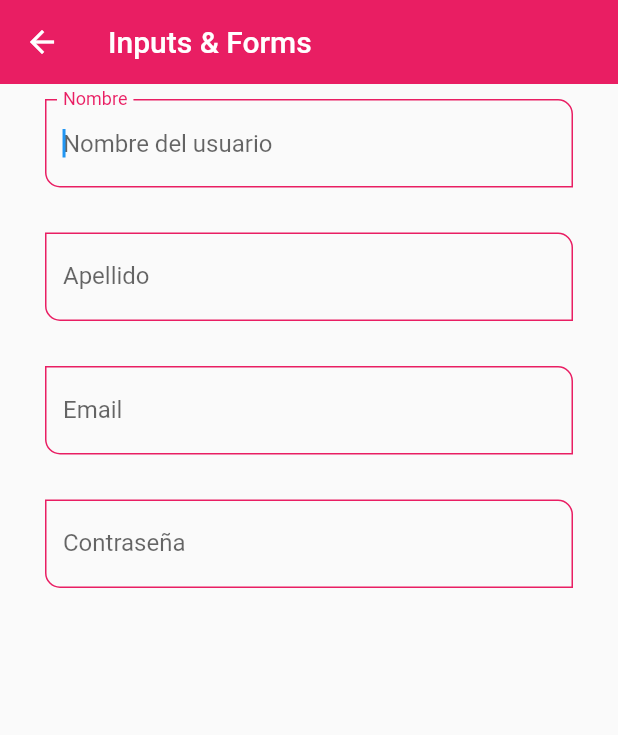
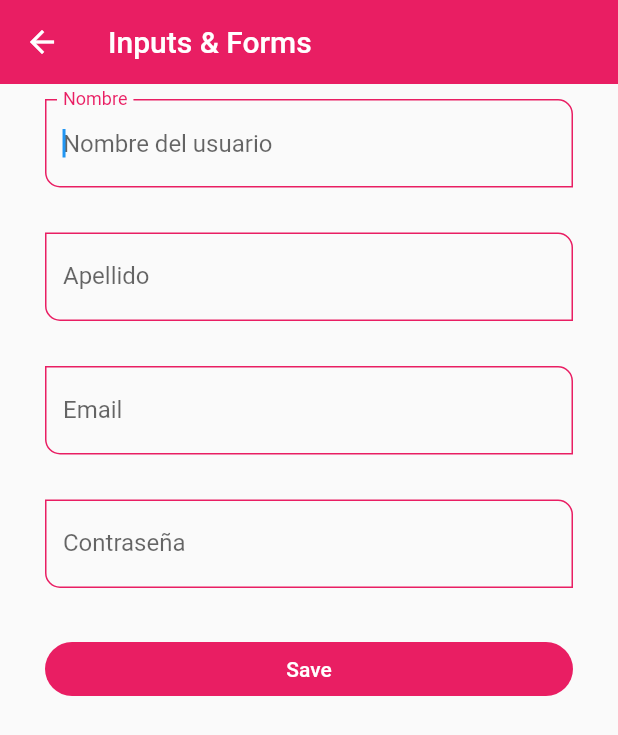
Before and after one commit to Rituzka/flutter_list_components_app, a Flutter app: the InputScreen screen opened by its route, on a phone screen of 412 x 824 dp. Shown: the top 735 px of the screen. Run offline on Flutter 3.47's test engine with Material 2 defaults, Android fonts, the light colour scheme and no system bars.

Commit message:
wrapped in a form widget, new bottom to save and keyboard hide

```diff
--- a/lib/screens/input_screen.dart
+++ b/lib/screens/input_screen.dart
@@ -7,6 +7,16 @@ class InputScreen extends StatelessWidget {
 
   @override
   Widget build(BuildContext context) {
+    final GlobalKey<FormState> myFormKey = GlobalKey<FormState>();
+
+    final Map<String, String> formValues = {
+      'first_name': 'Rita',
+      'last_name': 'Casiello',
+      'email': 'rita@rita.com',
+      'password': '123456',
+      'role': 'Admin'
+    };
+
     return Scaffold(
         appBar: AppBar(
           title: const Text('Inputs & Forms'),
@@ -14,26 +24,46 @@ class InputScreen extends StatelessWidget {
         body: SingleChildScrollView(
           child: Padding(
               padding: const EdgeInsets.symmetric(horizontal: 30, vertical: 10),
+              child: Form(
+                key: myFormKey,
                 child: Column(
-                children: const [
-                  CustominputField(
+                  children: [
+                    const CustominputField(
                         labelText: 'Nombre', hintText: 'Nombre del usuario'),
-                  SizedBox(height: 30),
-                  CustominputField(
-                      labelText: 'Apellido', hintText: 'Apellido del usuario'),
-                  SizedBox(height: 30),
-                  CustominputField(
+                    const SizedBox(height: 30),
+                    const CustominputField(
+                        labelText: 'Apellido',
+                        hintText: 'Apellido del usuario'),
+                    const SizedBox(height: 30),
+                    const CustominputField(
                         labelText: 'Email',
                         hintText: 'Email del usuario',
                         keyboard: TextInputType.emailAddress),
-                  SizedBox(height: 30),
-                  CustominputField(
+                    const SizedBox(height: 30),
+                    const CustominputField(
                       labelText: 'Contraseña',
                       hintText: 'Contraseña del usuario',
                       obscure: true,
                     ),
-                  SizedBox(height: 30),
+                    const SizedBox(height: 30),
+                    ElevatedButton(
+                      child: const SizedBox(
+                          width: double.infinity,
+                          child: Center(child: Text('Save'))),
+                      onPressed: () {
+                        //para esconder teclado
+                        FocusScope.of(context).requestFocus(FocusNode());
+
+                        if (!myFormKey.currentState!.validate()) {
+                          print('Not valid Form');
+                          return;
+                        }
+                        //TODO print form's
+                        print(formValues);
+                      },
+                    )
                   ],
+                ),
               )),
         ));
   }
```
Lines whose indentation alone changed are shown as unchanged.
